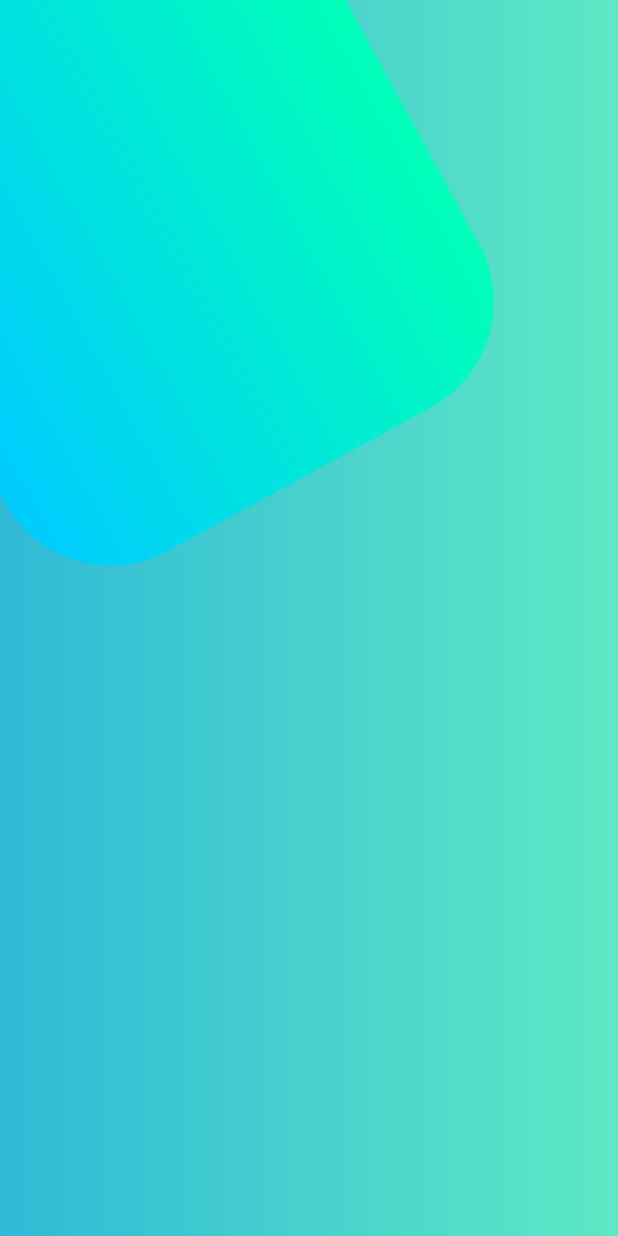
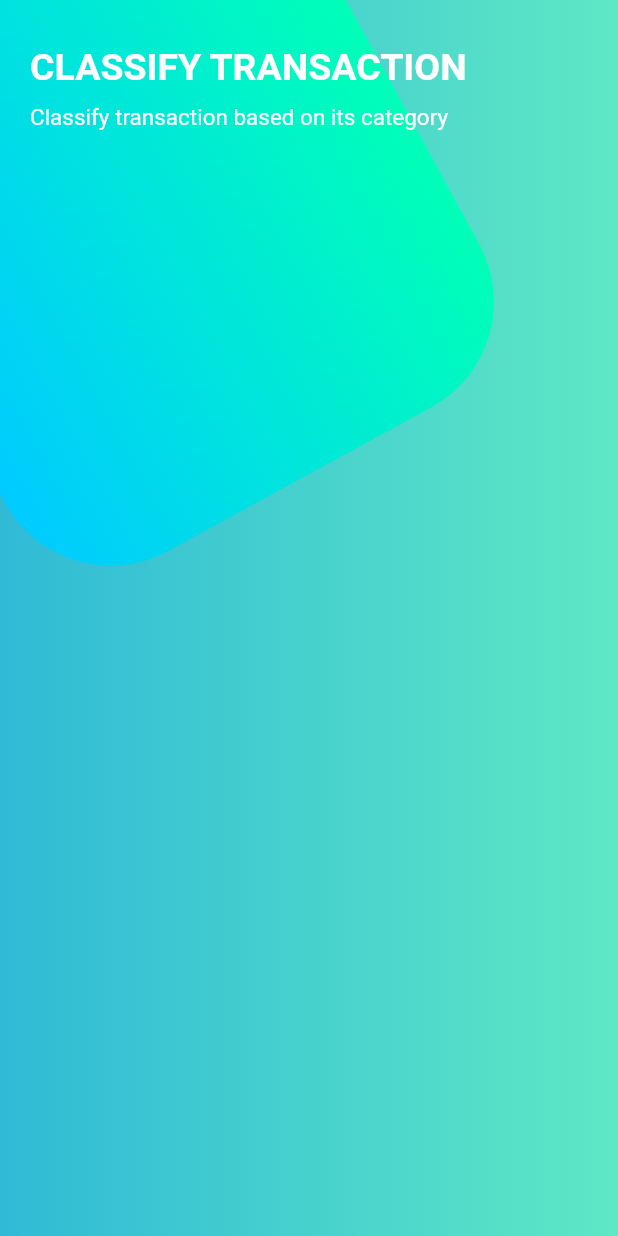
Before and after one commit to juanfranciscocis/Scroll_Design, a Flutter app: the HomeScreen screen opened by its route, on a phone screen of 412 x 824 dp. Run offline on Flutter 3.47's test engine with Material 2 defaults, Android fonts, the phone set to English and light mode, and no system bars.

Commit message:
PAGE TTILE AND STATUS BAR WHITE

```diff
--- a/lib/main.dart
+++ b/lib/main.dart
@@ -1,4 +1,5 @@
 import 'package:flutter/material.dart';
+import 'package:flutter/services.dart';
 import 'package:scroll_design/screens/screens.dart';
 
 void main(){
@@ -12,6 +13,7 @@ class MyApp extends StatelessWidget{
 
   @override
   Widget build(BuildContext context) {
+    SystemChrome.setSystemUIOverlayStyle(SystemUiOverlayStyle.light); //STATUS BAR COLOR WHITE
     return MaterialApp(
       debugShowCheckedModeBanner: false,
       initialRoute: 'scroll_design',
--- a/lib/screens/home_screen.dart
+++ b/lib/screens/home_screen.dart
@@ -13,6 +13,8 @@ class HomeScreen extends StatelessWidget{
           //BACKGROUND
           BackgroundHomeWidget(),
 
+          HomeBody(), //MAIN CONTENT
+
         ]
       )
     );
--- /dev/null
+++ b/lib/widgets/home_screen/home_body_home_widget.dart
@@ -0,0 +1,24 @@
+
+
+import 'package:flutter/material.dart';
+import 'package:scroll_design/widgets/widgets.dart';
+
+class HomeBody extends StatelessWidget {
+  const HomeBody({
+    Key? key,
+  }) : super(key: key);
+
+  @override
+  Widget build(BuildContext context) {
+    return SingleChildScrollView(
+        child:Column(
+            children:[
+
+              //TITLES
+              PageTitleWidget(),
+
+            ]
+        )
+    );
+  }
+}
--- /dev/null
+++ b/lib/widgets/home_screen/page_title_home_body_widget.dart
@@ -0,0 +1,28 @@
+
+
+import 'package:flutter/material.dart';
+
+class PageTitleWidget extends StatelessWidget {
+  const PageTitleWidget({
+    Key? key,
+  }) : super(key: key);
+
+  @override
+  Widget build(BuildContext context) {
+    return SafeArea(
+      bottom: false,
+      child: Container(
+        margin: EdgeInsets.only(top: 30,left: 20),
+        child: Column(
+          mainAxisAlignment: MainAxisAlignment.center,
+          crossAxisAlignment: CrossAxisAlignment.start,
+          children: [
+            Text('CLASSIFY TRANSACTION', style: TextStyle(fontSize: 25, fontWeight: FontWeight.bold, color: Colors.white)),
+            SizedBox(height: 10),
+            Text('Classify transaction based on its category', style: TextStyle(fontSize: 15,color: Colors.white),),
+          ],
+        ),
+      ),
+    );
+  }
+}
--- a/lib/widgets/widgets.dart
+++ b/lib/widgets/widgets.dart
@@ -1,3 +1,6 @@
+export 'package:scroll_design/widgets/home_screen/home_body_home_widget.dart';
+export 'package:scroll_design/widgets/home_screen/page_title_home_body_widget.dart';
+
 export 'package:scroll_design/widgets/home_screen/background_home_widget.dart';
 export 'package:scroll_design/widgets/page_1_widget.dart';
 export 'package:scroll_design/widgets/page_2_widget.dart';
```
